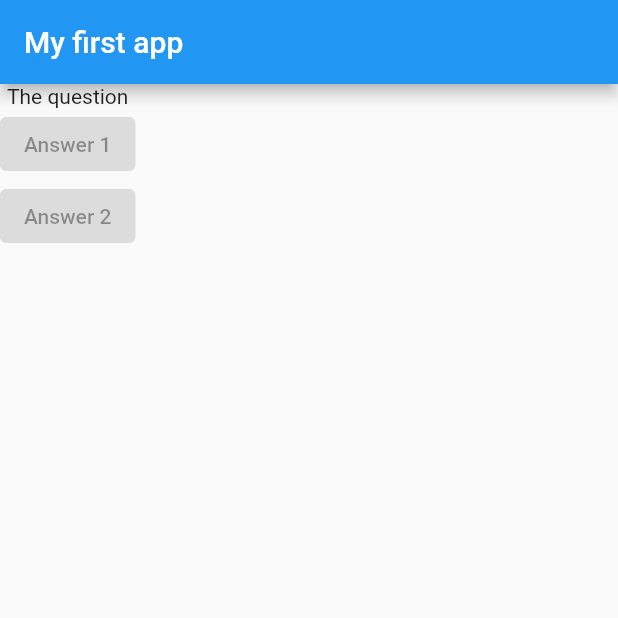
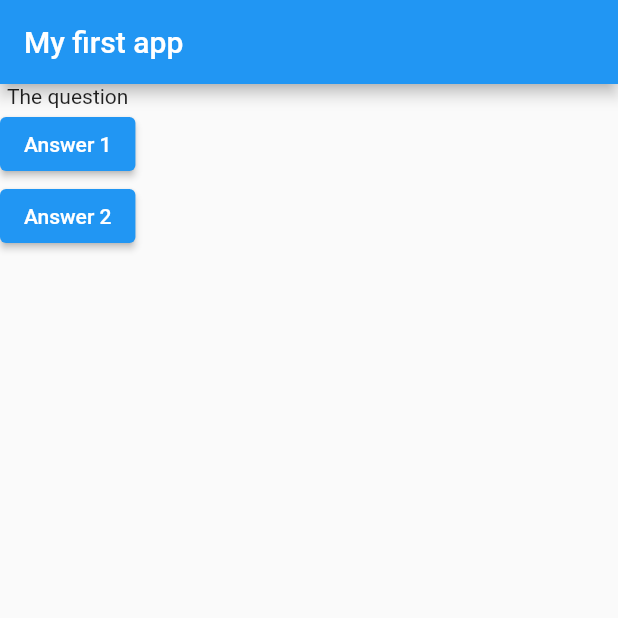
Before and after one commit to abdullahaahmed0539/Flutter-quiz-app, a Flutter app: the screen it shows after launch, on a phone screen of 412 x 824 dp, the top half of it. Run offline on Flutter 3.47's test engine with Material 2 defaults, Android fonts, the phone set to English and light mode, and no system bars.

Commit message:
feat: Buttons

```diff
--- a/lib/main.dart
+++ b/lib/main.dart
@@ -4,6 +4,7 @@ void main () => runApp(MyApp());
 
 
 class MyApp extends StatelessWidget{
+
   @override
   Widget build(BuildContext context) {
     var questions = [
@@ -19,8 +20,14 @@ class MyApp extends StatelessWidget{
         body: Column(
           children: [
             Text('The question'),
-            ElevatedButton(child: Text('Answer 1'), onPressed: null,),
-            ElevatedButton(child: Text('Answer 2'), onPressed: null,),
+            ElevatedButton(
+              child: Text('Answer 1'),
+              onPressed: () => print('Answer 1'),
+            ),
+            ElevatedButton(
+              child: Text('Answer 2'),
+              onPressed: () => print('Answer 2'),
+            ),
           ]
         ),
       ),
```
